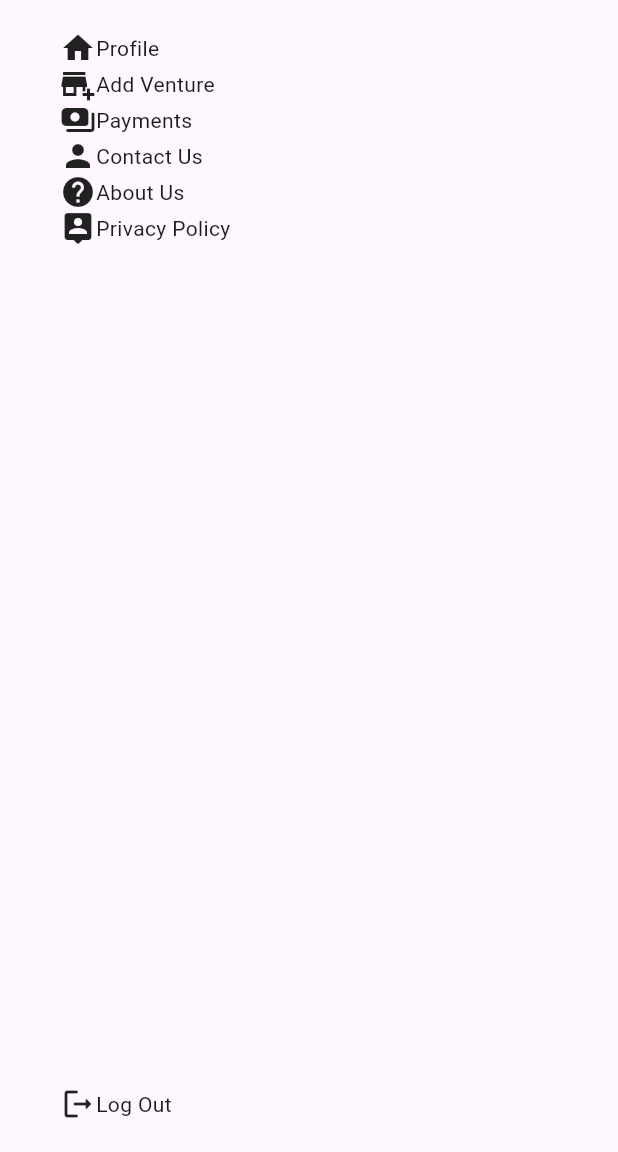
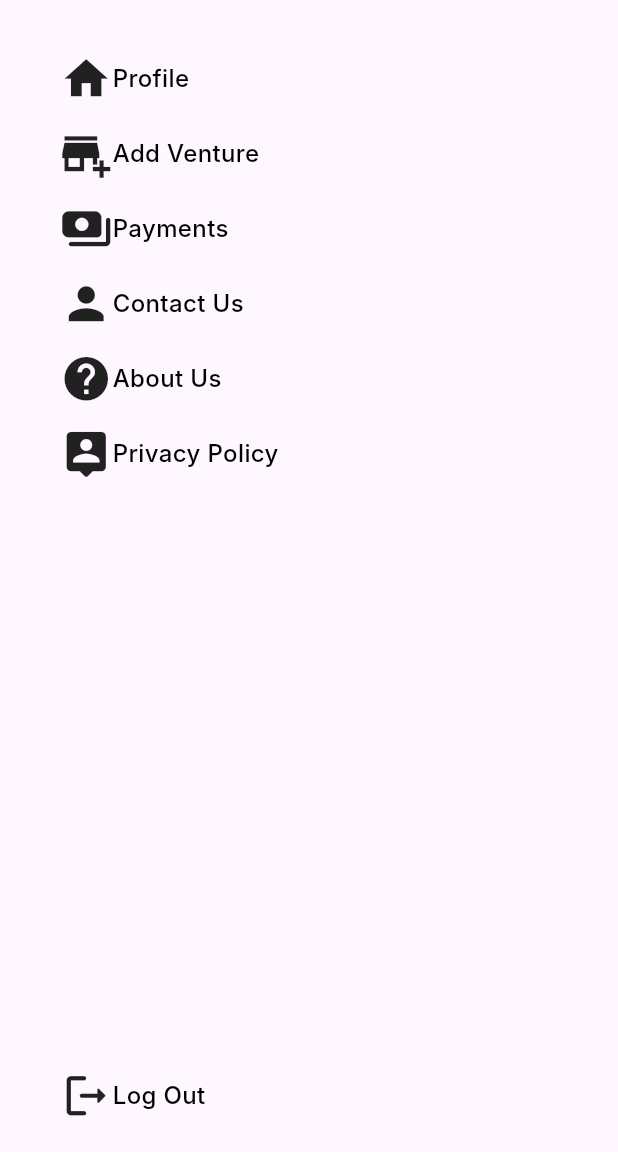
Before and after one commit to adilkhansherani/baldur, a Flutter app: the SettingsPage screen opened by its route, after a tap on the "arrow back ios" icon, after a tap on the "settings" icon, on a phone screen of 412 x 824 dp, the part 84-1236 px from its top. Run offline on Flutter 3.47's test engine with Material 2 defaults, Android fonts, the phone set to English and light mode, and no system bars; our stand-ins replace dotted_line, flutter_svg; Roboto replaces fonts that are missing (Inter).

Commit message:
improved settings UI

```diff
--- a/lib/home_screen.dart
+++ b/lib/home_screen.dart
@@ -72,46 +72,31 @@ class _HomeScreenState extends State<HomeScreen> {
         child: ListView(
           // Important: Remove any padding from the ListView.
           padding: EdgeInsets.zero,
-          children: const [
-            Column(
-                mainAxisAlignment: MainAxisAlignment.spaceBetween,
-                children: [
-                  Column(
-                    mainAxisAlignment: MainAxisAlignment.spaceEvenly,
-                    children: [
-                      Row(
-                        children: [Icon(Icons.home), Text('Profile')],
-                      ),
-                      Row(
-                        children: [
-                          Icon(Icons.add_business),
-                          Text('Add Venture')
-                        ],
-                      ),
-                      Row(
-                        children: [
-                          Icon(Icons.payments_rounded),
-                          Text('Payments')
-                        ],
-                      ),
-                      Row(
-                        children: [Icon(Icons.person), Text('Contact Us')],
-                      ),
-                      Row(
-                        children: [Icon(Icons.help), Text('About Us')],
-                      ),
-                      Row(
-                        children: [
-                          Icon(Icons.person_pin_rounded),
-                          Text('Privacy Policy')
-                        ],
-                      ),
-                    ],
-                  ),
-                  Row(
-                    children: [Icon(Icons.logout_rounded), Text('Log Out')],
-                  ),
-                ]),
+          children: [
+            const DrawerHeader(
+              decoration: BoxDecoration(
+                color: Colors.blue,
+              ),
+              child: Text('Drawer Header'),
+            ),
+            ListTile(
+              title: const Text('Item 1'),
+              onTap: () {
+                // Update the state of the app
+                // ...
+                // Then close the drawer
+                Navigator.pop(context);
+              },
+            ),
+            ListTile(
+              title: const Text('Item 2'),
+              onTap: () {
+                // Update the state of the app
+                // ...
+                // Then close the drawer
+                Navigator.pop(context);
+              },
+            ),
           ],
         ),
       ),
--- a/lib/settings_page.dart
+++ b/lib/settings_page.dart
@@ -37,38 +37,153 @@ class _SettingsPageState extends State<SettingsPage> {
           width: 300,
           child: const Column(
               mainAxisAlignment: MainAxisAlignment.spaceBetween,
+              crossAxisAlignment: CrossAxisAlignment.center,
               children: [
                 Column(
                   mainAxisAlignment: MainAxisAlignment.spaceEvenly,
+                  crossAxisAlignment: CrossAxisAlignment.center,
                   children: [
-                    Row(
-                      children: [Icon(Icons.home), Text('Profile')],
-                    ),
-                    Row(
-                      children: [Icon(Icons.add_business), Text('Add Venture')],
+                    SizedBox(
+                      height: 15,
                     ),
                     Row(
                       children: [
-                        Icon(Icons.payments_rounded),
-                        Text('Payments')
+                        Icon(
+                          Icons.home,
+                          size: 35,
+                        ),
+                        Text(
+                          'Profile',
+                          style: TextStyle(
+                            color: Colors.black,
+                            fontFamily: 'Inter',
+                            fontSize: 16,
+                            fontWeight: FontWeight.w500,
+                          ),
+                        )
                       ],
                     ),
-                    Row(
-                      children: [Icon(Icons.person), Text('Contact Us')],
-                    ),
-                    Row(
-                      children: [Icon(Icons.help), Text('About Us')],
+                    SizedBox(
+                      height: 15,
                     ),
                     Row(
                       children: [
-                        Icon(Icons.person_pin_rounded),
-                        Text('Privacy Policy')
+                        Icon(
+                          Icons.add_business,
+                          size: 35,
+                        ),
+                        Text(
+                          'Add Venture',
+                          style: TextStyle(
+                            color: Colors.black,
+                            fontFamily: 'Inter',
+                            fontSize: 16,
+                            fontWeight: FontWeight.w500,
+                          ),
+                        )
+                      ],
+                    ),
+                    SizedBox(
+                      height: 15,
+                    ),
+                    Row(
+                      children: [
+                        Icon(
+                          Icons.payments_rounded,
+                          size: 35,
+                        ),
+                        Text(
+                          'Payments',
+                          style: TextStyle(
+                            color: Colors.black,
+                            fontFamily: 'Inter',
+                            fontSize: 16,
+                            fontWeight: FontWeight.w500,
+                          ),
+                        )
+                      ],
+                    ),
+                    SizedBox(
+                      height: 15,
+                    ),
+                    Row(
+                      children: [
+                        Icon(
+                          Icons.person,
+                          size: 35,
+                        ),
+                        Text(
+                          'Contact Us',
+                          style: TextStyle(
+                            color: Colors.black,
+                            fontFamily: 'Inter',
+                            fontSize: 16,
+                            fontWeight: FontWeight.w500,
+                          ),
+                        )
+                      ],
+                    ),
+                    SizedBox(
+                      height: 15,
+                    ),
+                    Row(
+                      children: [
+                        Icon(
+                          Icons.help,
+                          size: 35,
+                        ),
+                        Text(
+                          'About Us',
+                          style: TextStyle(
+                            color: Colors.black,
+                            fontFamily: 'Inter',
+                            fontSize: 16,
+                            fontWeight: FontWeight.w500,
+                          ),
+                        )
+                      ],
+                    ),
+                    SizedBox(
+                      height: 15,
+                    ),
+                    Row(
+                      children: [
+                        Icon(
+                          Icons.person_pin_rounded,
+                          size: 35,
+                        ),
+                        Text(
+                          'Privacy Policy',
+                          style: TextStyle(
+                            color: Colors.black,
+                            fontFamily: 'Inter',
+                            fontSize: 16,
+                            fontWeight: FontWeight.w500,
+                          ),
+                        )
                       ],
                     ),
                   ],
                 ),
+                SizedBox(
+                  height: 15,
+                ),
                 Row(
-                  children: [Icon(Icons.logout_rounded), Text('Log Out')],
+                  children: [
+                    Icon(
+                      Icons.logout_rounded,
+                      size: 35,
+                    ),
+                    Text(
+                      'Log Out',
+                      style: TextStyle(
+                        color: Colors.black,
+                        fontFamily: 'Inter',
+                        fontSize: 16,
+                        fontWeight: FontWeight.w500,
+                      ),
+                    )
+                  ],
                 ),
               ]),
         ),
```
